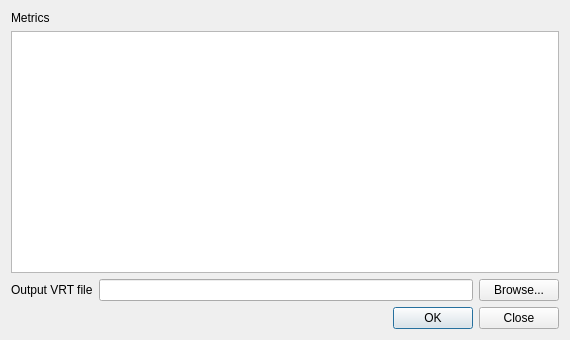
This is umdmosaicdialogbase.ui in nextgis/UMD_GLAD as Qt 5 draws it before an edit. The edited form follows.
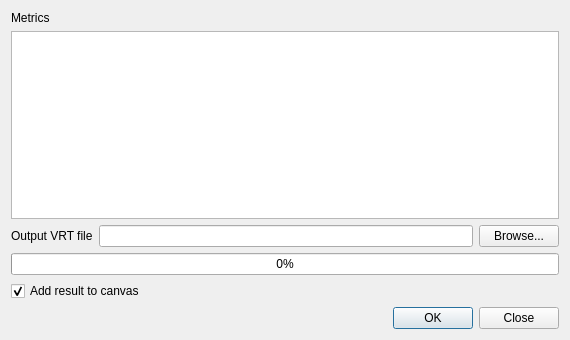
This is the edited form.

Commit message: move all processing to thread, add progressbar and checkbox to load layer after processing

```diff
--- a/umdmosaicdialogbase.ui
+++ b/umdmosaicdialogbase.ui
@@ -55,6 +55,23 @@
      </item>
     </layout>
    </item>
+   <item>
+    <widget class="QProgressBar" name="progressBar">
+     <property name="value">
+      <number>0</number>
+     </property>
+    </widget>
+   </item>
+   <item>
+    <widget class="QCheckBox" name="chkAddToCanvas">
+     <property name="text">
+      <string>Add result to canvas</string>
+     </property>
+     <property name="checked">
+      <bool>true</bool>
+     </property>
+    </widget>
+   </item>
    <item>
     <widget class="QDialogButtonBox" name="buttonBox">
      <property name="orientation">
```
The commit also changes 2 other files.
